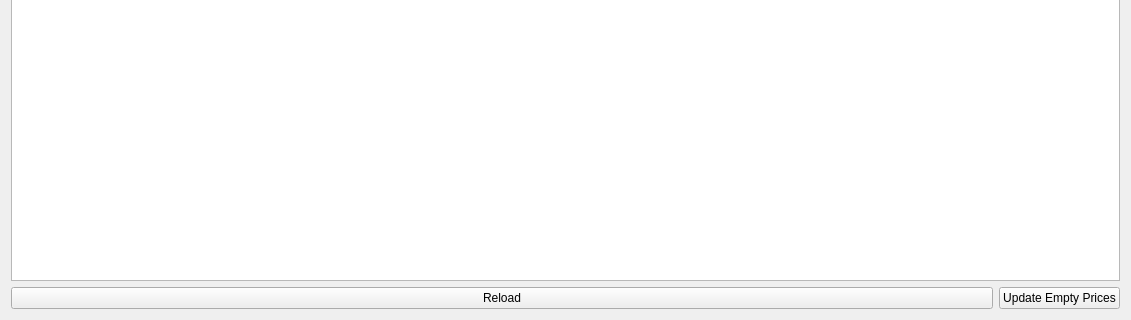
GreenBeanio/Kimberly-s-Delicious-Dozen-Tracker, file SQLite/UI_RAW/Orders.ui: the form before one commit; both pictures show x 0 to 1131 and y 643 to 963 of the 1131 by 963 pixel window.
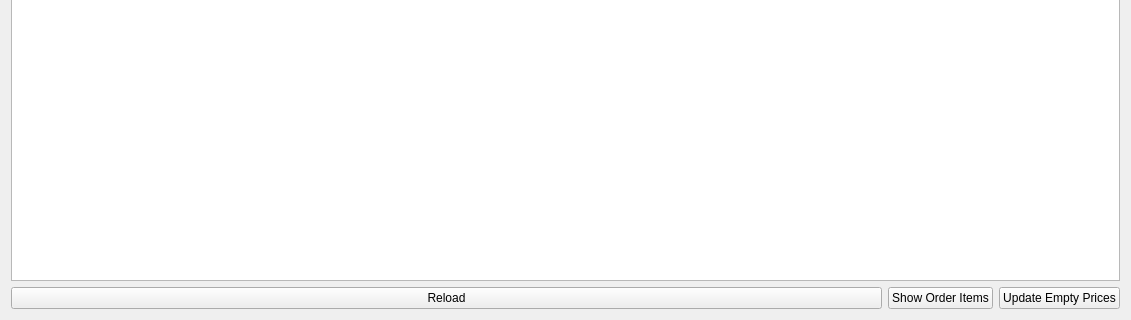
The form after the commit. Icons and pictures are not drawn.

Commit message: Hoo Rah! New Show Order Items From Selected Orders

The edit to the form file:
```diff
--- a/SQLite/UI_RAW/Orders.ui
+++ b/SQLite/UI_RAW/Orders.ui
@@ -453,7 +453,7 @@
       </widget>
      </item>
      <item>
-      <layout class="QHBoxLayout" name="BottomButtons" stretch="1,0">
+      <layout class="QHBoxLayout" name="BottomButtons" stretch="1,0,0">
        <item>
         <widget class="QPushButton" name="Reload">
          <property name="text">
@@ -461,6 +461,13 @@
          </property>
         </widget>
        </item>
+       <item>
+        <widget class="QPushButton" name="ShowOrderItemsButton">
+         <property name="text">
+          <string>Show Order Items</string>
+         </property>
+        </widget>
+       </item>
        <item>
         <widget class="QPushButton" name="UpdateEmptyPrices">
          <property name="text">
```
Left out of the diff: 4 changed lines with no effect on the pictures. The commit also changes 37 other files.
